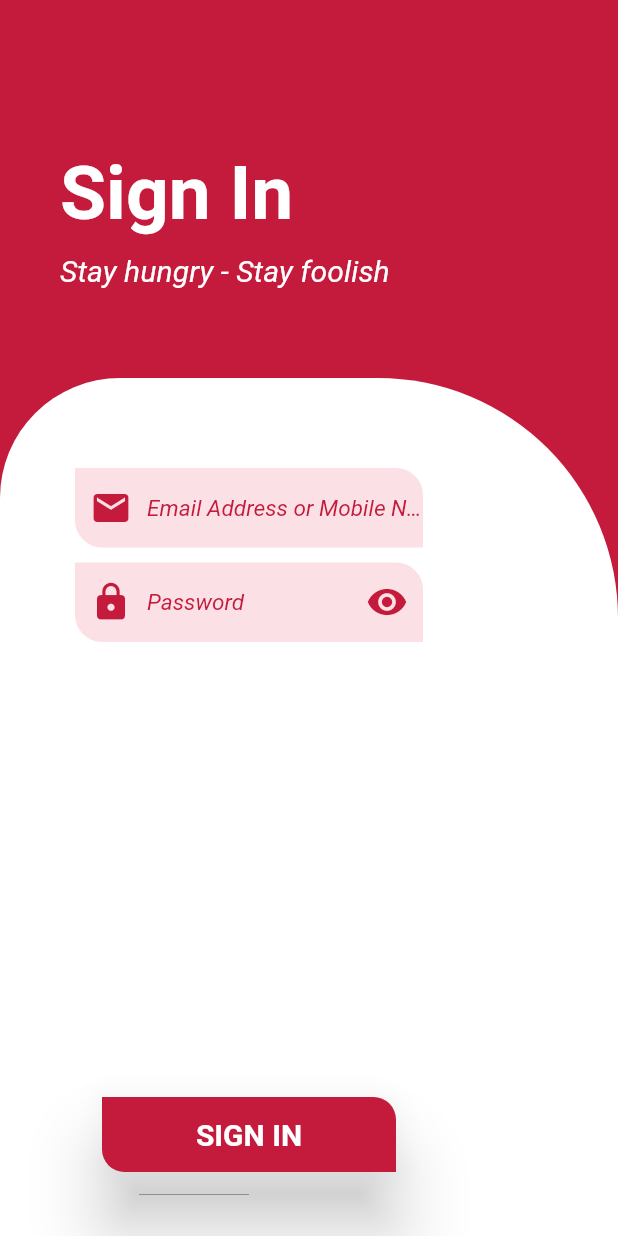
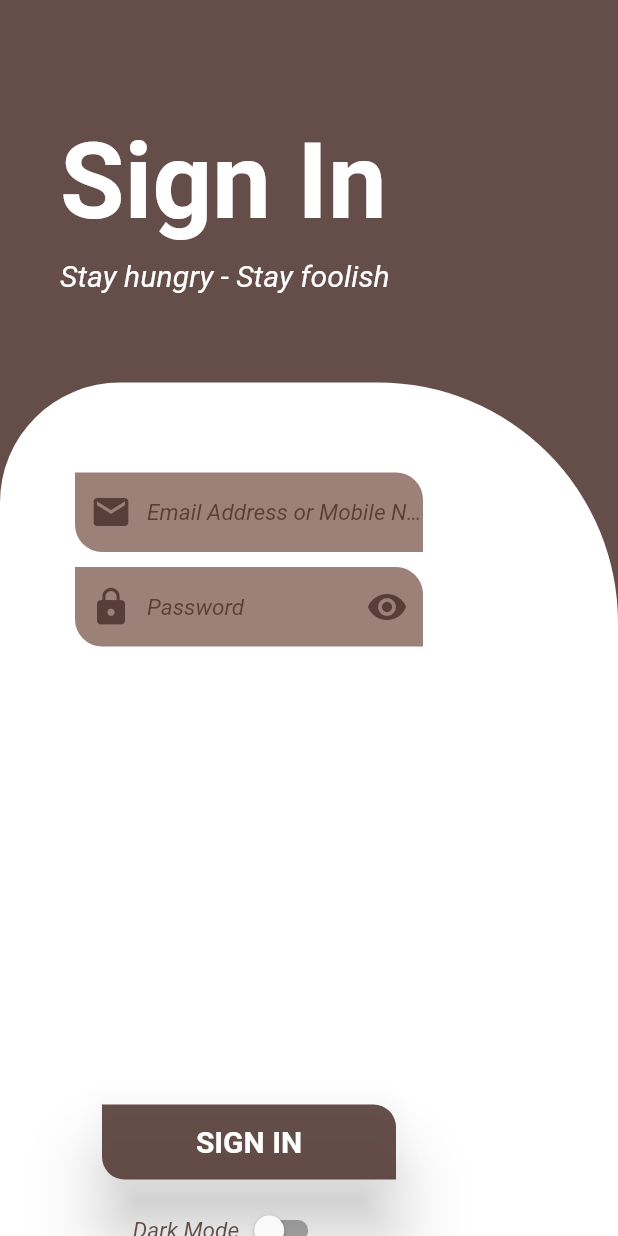
Before and after one commit to ThiemJson/Flutter_SignIn_SignUp_Page, a Flutter app: the screen it shows after launch, on a phone screen of 412 x 824 dp. Run offline on Flutter 3.47's test engine with Material 2 defaults, Android fonts, the phone set to English and light mode, and no system bars.

Commit message:
Dont Switch Light Mode to Dark mode

```diff
--- a/lib/SignIn.dart
+++ b/lib/SignIn.dart
@@ -3,6 +3,7 @@ import 'dart:ui';
 import 'package:flutter/cupertino.dart';
 import 'package:flutter/material.dart';
 import 'package:flutter/rendering.dart';
+import 'package:flutter/widgets.dart';
 
 class SignIn extends StatefulWidget {
   @override
@@ -30,9 +31,13 @@ class MyApp extends StatefulWidget {
 }
 
 class _MyAppState extends State<MyApp> {
-  static const color_1 = Color(0xFFC41A3B);
-  static const color_2 = Color(0xFFFBE0E6);
-  static const color_3 = Color(0xFF1B1F32);
+  static bool isSwitched = false;
+
+  static var color_1 = (isSwitched)?Color(0xFFC41A3B):Color(0xDD4E342E);
+  static var color_2 = (isSwitched)?Color(0xFFFBE0E6):Color(0xDD8D6E63);
+  static var color_3 = Color(0xFF1B1F32);
+  var changeMode = "Dark Mode";
+
 
   @override
   Widget build(BuildContext context) {
@@ -52,10 +57,14 @@ class _MyAppState extends State<MyApp> {
             child: Column(
               crossAxisAlignment: CrossAxisAlignment.start,
               children: <Widget>[
-                SizedBox(height: 100,),
-                Padding(
-                  padding: const EdgeInsets.only(left: 40),
-                  child: Text("Sign In", style: TextStyle(color: Colors.white, fontSize: 50, fontWeight: FontWeight.bold),),
+                SizedBox(height: 80,),
+                Row(
+                  children: <Widget>[
+                    Padding(
+                      padding: const EdgeInsets.only(left: 40),
+                      child: Text("Sign In", style: TextStyle(color: Colors.white, fontSize: 70, fontWeight: FontWeight.bold),),
+                    ),
+                  ],
                 ),
                 SizedBox(height: 10,),
                 Padding(
@@ -65,7 +74,6 @@ class _MyAppState extends State<MyApp> {
                 SizedBox(height: 60,),
                 Expanded(
                   child: Container(
-
                     decoration: BoxDecoration(
                       color: Colors.white,
                       borderRadius: BorderRadius.only(
@@ -126,12 +134,12 @@ class _MyAppState extends State<MyApp> {
                                   Spacer(),
                                   Container(
                                     width: double.infinity,
-                                    padding: EdgeInsets.only(right: 18, left: 18, bottom: 60),
+                                    padding: EdgeInsets.only(right: 18, left: 18, bottom: 10),
                                     child: ButtonTheme(
                                       height: 50,
                                       child: RaisedButton(
                                         elevation: 20,
-                                        color: Color(0xFFC41A3B),
+                                        color: color_1,
                                         onPressed: (){},
                                         child: Text('SIGN IN', style: TextStyle(color: Colors.white, fontWeight: FontWeight.bold, fontSize: 20),),
                                         shape: RoundedRectangleBorder(
@@ -144,6 +152,32 @@ class _MyAppState extends State<MyApp> {
                                         ),
                                       ),
                                     ),
+                                  ),
+                                  Container(
+                                      //color: Colors.red,
+                                      padding: EdgeInsets.only(right: 25),
+                                      //alignment: Alignment.topRight,
+                                      child: Row(
+                                        mainAxisAlignment: MainAxisAlignment.center,
+                                        children: <Widget>[
+                                          Text(changeMode, style: TextStyle(color: color_1, fontSize: 15, fontStyle: FontStyle.italic),),
+                                          ButtonTheme(
+                                            child: Switch(
+                                              value: isSwitched,
+                                              onChanged: (value){
+                                                setState(() {
+                                                  isSwitched = !isSwitched;
+                                                  color_1 = (isSwitched)?Color(0xFFC41A3B):Color(0xFF121212);
+                                                  color_2 = (isSwitched)?Color(0xFFFBE0E6):Color(0xFFD6D6D6);
+                                                  changeMode = (isSwitched)?"Light Mode":"Dark Mode";
+                                                });
+                                              },
+                                              activeTrackColor: color_2,
+                                              activeColor: color_1,
+                                            ),
+                                          )
+                                        ],
+                                      )
                                   )
                                 ],
                               )
```
